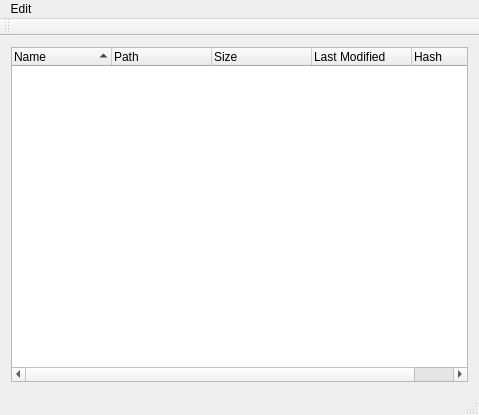
First picture: the form in source/mainwindow.ui, repository sonnayasomnambula/multidiff, before the edit.
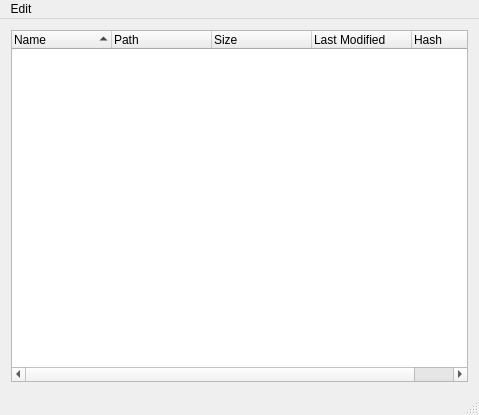
Second picture: the form after the edit. Custom widgets are drawn as their Qt base class.

Commit message: remove main toolbar; color tuning

Diff of the .ui file:
```diff
--- a/source/mainwindow.ui
+++ b/source/mainwindow.ui
@@ -95,14 +95,6 @@
    </widget>
    <addaction name="menuEdit"/>
   </widget>
-  <widget class="QToolBar" name="mainToolBar">
-   <attribute name="toolBarArea">
-    <enum>TopToolBarArea</enum>
-   </attribute>
-   <attribute name="toolBarBreak">
-    <bool>false</bool>
-   </attribute>
-  </widget>
   <widget class="QStatusBar" name="statusBar"/>
   <action name="actionSettings">
    <property name="text">
```
Left out of the diff: 2 changed lines with no effect on the pictures. The commit also changes 1 other file.
